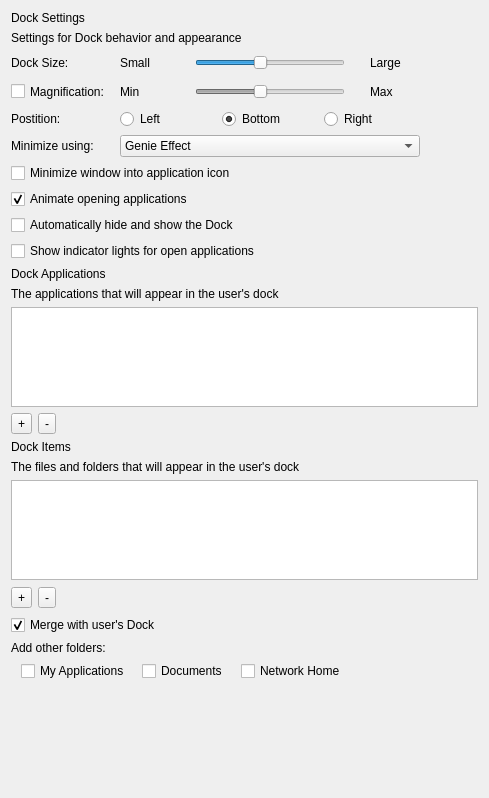
The window that FWAdminLib/Configurator/DockDisplayForm.ui (fw-dev/translations) describes before a commit, drawn with Qt 5.
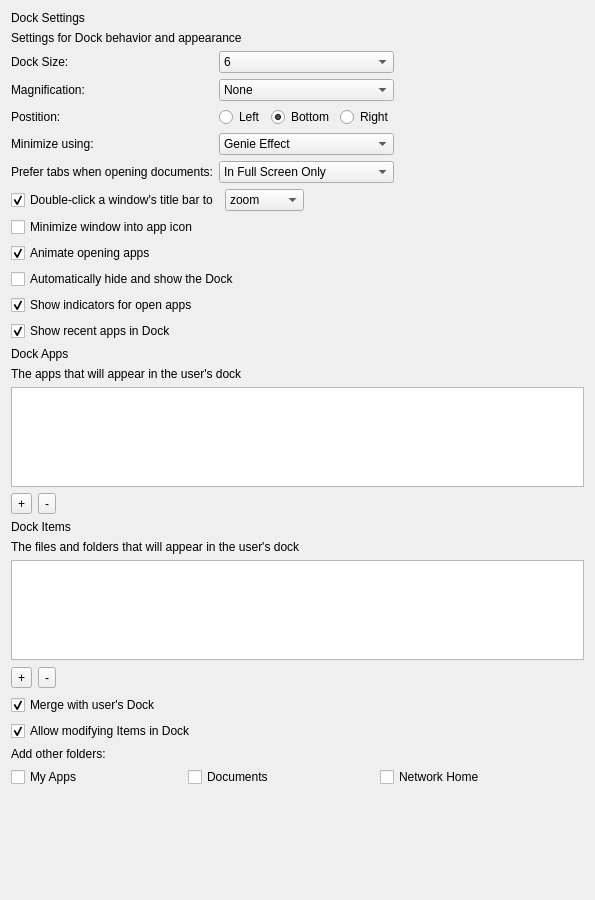
The same window after the commit.

```diff
--- a/FWAdminLib/Configurator/DockDisplayForm.ui
+++ b/FWAdminLib/Configurator/DockDisplayForm.ui
@@ -6,8 +6,8 @@
    <rect>
     <x>0</x>
     <y>0</y>
-    <width>489</width>
-    <height>798</height>
+    <width>595</width>
+    <height>900</height>
    </rect>
   </property>
   <layout class="QVBoxLayout" name="verticalLayout">
@@ -42,150 +42,6 @@
          </property>
         </widget>
        </item>
-       <item row="0" column="1">
-        <layout class="QHBoxLayout" name="horizontalLayout_5">
-         <property name="spacing">
-          <number>25</number>
-         </property>
-         <item>
-          <widget class="QLabel" name="lTipsmall">
-           <property name="minimumSize">
-            <size>
-             <width>50</width>
-             <height>0</height>
-            </size>
-           </property>
-           <property name="text">
-            <string>Small</string>
-           </property>
-          </widget>
-         </item>
-         <item>
-          <widget class="QSlider" name="dockSizeSlider">
-           <property name="sizePolicy">
-            <sizepolicy hsizetype="Fixed" vsizetype="Fixed">
-             <horstretch>0</horstretch>
-             <verstretch>0</verstretch>
-            </sizepolicy>
-           </property>
-           <property name="minimumSize">
-            <size>
-             <width>150</width>
-             <height>0</height>
-            </size>
-           </property>
-           <property name="minimum">
-            <number>16</number>
-           </property>
-           <property name="maximum">
-            <number>128</number>
-           </property>
-           <property name="value">
-            <number>64</number>
-           </property>
-           <property name="orientation">
-            <enum>Qt::Horizontal</enum>
-           </property>
-           <property name="invertedAppearance">
-            <bool>false</bool>
-           </property>
-           <property name="invertedControls">
-            <bool>false</bool>
-           </property>
-          </widget>
-         </item>
-         <item>
-          <widget class="QLabel" name="lTipLarge">
-           <property name="minimumSize">
-            <size>
-             <width>50</width>
-             <height>0</height>
-            </size>
-           </property>
-           <property name="text">
-            <string>Large</string>
-           </property>
-          </widget>
-         </item>
-        </layout>
-       </item>
-       <item row="1" column="0">
-        <widget class="QCheckBox" name="magnificationCheckBox">
-         <property name="sizePolicy">
-          <sizepolicy hsizetype="Minimum" vsizetype="MinimumExpanding">
-           <horstretch>0</horstretch>
-           <verstretch>0</verstretch>
-          </sizepolicy>
-         </property>
-         <property name="text">
-          <string>Magnification: </string>
-         </property>
-        </widget>
-       </item>
-       <item row="1" column="1">
-        <layout class="QHBoxLayout" name="horizontalLayout_6">
-         <property name="spacing">
-          <number>25</number>
-         </property>
-         <item>
-          <widget class="QLabel" name="lTipMin">
-           <property name="minimumSize">
-            <size>
-             <width>50</width>
-             <height>0</height>
-            </size>
-           </property>
-           <property name="text">
-            <string>Min</string>
-           </property>
-          </widget>
-         </item>
-         <item>
-          <widget class="QSlider" name="magnificationSlider">
-           <property name="enabled">
-            <bool>false</bool>
-           </property>
-           <property name="sizePolicy">
-            <sizepolicy hsizetype="Fixed" vsizetype="Fixed">
-             <horstretch>0</horstretch>
-             <verstretch>0</verstretch>
-            </sizepolicy>
-           </property>
-           <property name="minimumSize">
-            <size>
-             <width>150</width>
-             <height>0</height>
-            </size>
-           </property>
-           <property name="minimum">
-            <number>16</number>
-           </property>
-           <property name="maximum">
-            <number>128</number>
-           </property>
-           <property name="value">
-            <number>64</number>
-           </property>
-           <property name="orientation">
-            <enum>Qt::Horizontal</enum>
-           </property>
-          </widget>
-         </item>
-         <item>
-          <widget class="QLabel" name="lTipMax">
-           <property name="minimumSize">
-            <size>
-             <width>50</width>
-             <height>0</height>
-            </size>
-           </property>
-           <property name="text">
-            <string>Max</string>
-           </property>
-          </widget>
-         </item>
-        </layout>
-       </item>
        <item row="2" column="0">
         <widget class="QLabel" name="label_3">
          <property name="text">
@@ -251,6 +107,164 @@
          </item>
         </widget>
        </item>
+       <item row="4" column="0">
+        <widget class="QLabel" name="labelPreferTabs">
+         <property name="text">
+          <string>Prefer tabs when opening documents:</string>
+         </property>
+        </widget>
+       </item>
+       <item row="4" column="1">
+        <widget class="QComboBox" name="windowTabbingComboBox">
+         <property name="minimumSize">
+          <size>
+           <width>120</width>
+           <height>0</height>
+          </size>
+         </property>
+         <property name="currentIndex">
+          <number>1</number>
+         </property>
+         <item>
+          <property name="text">
+           <string>Always</string>
+          </property>
+         </item>
+         <item>
+          <property name="text">
+           <string>In Full Screen Only</string>
+          </property>
+         </item>
+         <item>
+          <property name="text">
+           <string>Manually</string>
+          </property>
+         </item>
+        </widget>
+       </item>
+       <item row="0" column="1">
+        <widget class="QComboBox" name="tileSizeComboBox">
+         <property name="currentIndex">
+          <number>5</number>
+         </property>
+         <item>
+          <property name="text">
+           <string>1</string>
+          </property>
+         </item>
+         <item>
+          <property name="text">
+           <string>2</string>
+          </property>
+         </item>
+         <item>
+          <property name="text">
+           <string>3</string>
+          </property>
+         </item>
+         <item>
+          <property name="text">
+           <string>4</string>
+          </property>
+         </item>
+         <item>
+          <property name="text">
+           <string>5</string>
+          </property>
+         </item>
+         <item>
+          <property name="text">
+           <string>6</string>
+          </property>
+         </item>
+         <item>
+          <property name="text">
+           <string>7</string>
+          </property>
+         </item>
+         <item>
+          <property name="text">
+           <string>8</string>
+          </property>
+         </item>
+         <item>
+          <property name="text">
+           <string>9</string>
+          </property>
+         </item>
+         <item>
+          <property name="text">
+           <string>10</string>
+          </property>
+         </item>
+        </widget>
+       </item>
+       <item row="1" column="0">
+        <widget class="QLabel" name="labelMagnification">
+         <property name="text">
+          <string>Magnification: </string>
+         </property>
+        </widget>
+       </item>
+       <item row="1" column="1">
+        <widget class="QComboBox" name="magnificationComboBox">
+         <item>
+          <property name="text">
+           <string>None</string>
+          </property>
+         </item>
+         <item>
+          <property name="text">
+           <string>1</string>
+          </property>
+         </item>
+         <item>
+          <property name="text">
+           <string>2</string>
+          </property>
+         </item>
+         <item>
+          <property name="text">
+           <string>3</string>
+          </property>
+         </item>
+         <item>
+          <property name="text">
+           <string>4</string>
+          </property>
+         </item>
+         <item>
+          <property name="text">
+           <string>5</string>
+          </property>
+         </item>
+         <item>
+          <property name="text">
+           <string>6</string>
+          </property>
+         </item>
+         <item>
+          <property name="text">
+           <string>7</string>
+          </property>
+         </item>
+         <item>
+          <property name="text">
+           <string>8</string>
+          </property>
+         </item>
+         <item>
+          <property name="text">
+           <string>9</string>
+          </property>
+         </item>
+         <item>
+          <property name="text">
+           <string>10</string>
+          </property>
+         </item>
+        </widget>
+       </item>
       </layout>
      </item>
      <item>
@@ -260,6 +274,53 @@
        </property>
        <property name="sizeHint" stdset="0">
         <size>
+         <width>5</width>
+         <height>20</height>
+        </size>
+       </property>
+      </spacer>
+     </item>
+    </layout>
+   </item>
+   <item>
+    <layout class="QHBoxLayout" name="horizontalLayout_8">
+     <property name="topMargin">
+      <number>0</number>
+     </property>
+     <item>
+      <widget class="QCheckBox" name="dblClickBehaviorCheckBox">
+       <property name="text">
+        <string>Double-click a window's title bar to</string>
+       </property>
+       <property name="checked">
+        <bool>true</bool>
+       </property>
+      </widget>
+     </item>
+     <item>
+      <widget class="QComboBox" name="dblClickBehaviorComboBox">
+       <property name="currentIndex">
+        <number>1</number>
+       </property>
+       <item>
+        <property name="text">
+         <string>minimize</string>
+        </property>
+       </item>
+       <item>
+        <property name="text">
+         <string>zoom</string>
+        </property>
+       </item>
+      </widget>
+     </item>
+     <item>
+      <spacer name="horizontalSpacerDblClick">
+       <property name="orientation">
+        <enum>Qt::Horizontal</enum>
+       </property>
+       <property name="sizeHint" stdset="0">
+        <size>
          <width>40</width>
          <height>20</height>
         </size>
@@ -271,14 +332,14 @@
    <item>
     <widget class="QCheckBox" name="minimizeWindowCheckBox">
      <property name="text">
-      <string>Minimize window into application icon</string>
+      <string>Minimize window into app icon</string>
      </property>
     </widget>
    </item>
    <item>
     <widget class="QCheckBox" name="animateApplicationsCheckBox">
      <property name="text">
-      <string>Animate opening applications</string>
+      <string>Animate opening apps</string>
      </property>
      <property name="checked">
       <bool>true</bool>
@@ -301,21 +362,34 @@
    <item>
     <widget class="QCheckBox" name="showIndicatorCheckBox">
      <property name="text">
-      <string>Show indicator lights for open applications</string>
+      <string>Show indicators for open apps</string>
+     </property>
+     <property name="checked">
+      <bool>true</bool>
+     </property>
+    </widget>
+   </item>
+   <item>
+    <widget class="QCheckBox" name="showRecentAppsCheckBox">
+     <property name="text">
+      <string>Show recent apps in Dock</string>
+     </property>
+     <property name="checked">
+      <bool>true</bool>
      </property>
     </widget>
    </item>
    <item>
     <widget class="QLabel" name="label_7">
      <property name="text">
-      <string>Dock Applications</string>
+      <string>Dock Apps</string>
      </property>
     </widget>
    </item>
    <item>
     <widget class="QLabel" name="lTip_2">
      <property name="text">
-      <string>The applications that will appear in the user's dock</string>
+      <string>The apps that will appear in the user's dock</string>
      </property>
     </widget>
    </item>
@@ -473,6 +547,16 @@
      </property>
     </widget>
    </item>
+   <item>
+    <widget class="QCheckBox" name="allowModifyingItemsInDockCheckBox">
+     <property name="text">
+      <string>Allow modifying Items in Dock</string>
+     </property>
+     <property name="checked">
+      <bool>true</bool>
+     </property>
+    </widget>
+   </item>
    <item>
     <widget class="QLabel" name="label_10">
      <property name="text">
@@ -482,13 +566,26 @@
    </item>
    <item>
     <layout class="QHBoxLayout" name="horizontalLayout_4">
+     <item>
+      <widget class="QCheckBox" name="myApplicationsCheckbox">
+       <property name="sizePolicy">
+        <sizepolicy hsizetype="Fixed" vsizetype="Fixed">
+         <horstretch>0</horstretch>
+         <verstretch>0</verstretch>
+        </sizepolicy>
+       </property>
+       <property name="text">
+        <string>My Apps  </string>
+       </property>
+      </widget>
+     </item>
      <item>
       <spacer name="horizontalSpacer">
        <property name="orientation">
         <enum>Qt::Horizontal</enum>
        </property>
        <property name="sizeType">
-        <enum>QSizePolicy::Fixed</enum>
+        <enum>QSizePolicy::Expanding</enum>
        </property>
        <property name="sizeHint" stdset="0">
         <size>
@@ -498,19 +595,6 @@
        </property>
       </spacer>
      </item>
-     <item>
-      <widget class="QCheckBox" name="myApplicationsCheckbox">
-       <property name="sizePolicy">
-        <sizepolicy hsizetype="Fixed" vsizetype="Fixed">
-         <horstretch>0</horstretch>
-         <verstretch>0</verstretch>
-        </sizepolicy>
-       </property>
-       <property name="text">
-        <string>My Applications  </string>
-       </property>
-      </widget>
-     </item>
      <item>
       <widget class="QCheckBox" name="documentsCheckbox">
        <property name="sizePolicy">
@@ -524,6 +608,19 @@
        </property>
       </widget>
      </item>
+     <item>
+      <spacer name="horizontalSpacerDocuments">
+       <property name="orientation">
+        <enum>Qt::Horizontal</enum>
+       </property>
+       <property name="sizeHint" stdset="0">
+        <size>
+         <width>40</width>
+         <height>20</height>
+        </size>
+       </property>
+      </spacer>
+     </item>
      <item>
       <widget class="QCheckBox" name="networkHomeCheckbox">
        <property name="sizePolicy">
```
Left out of the diff: 12 changed lines with no effect on the pictures.
